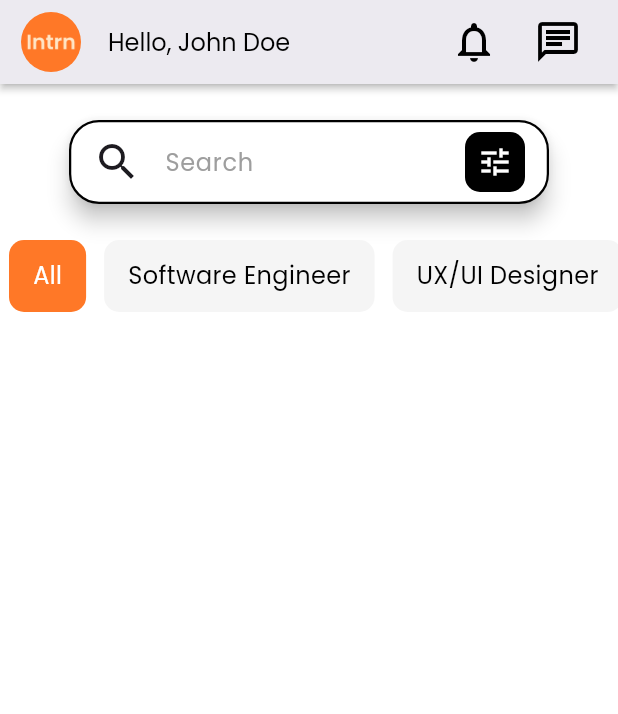
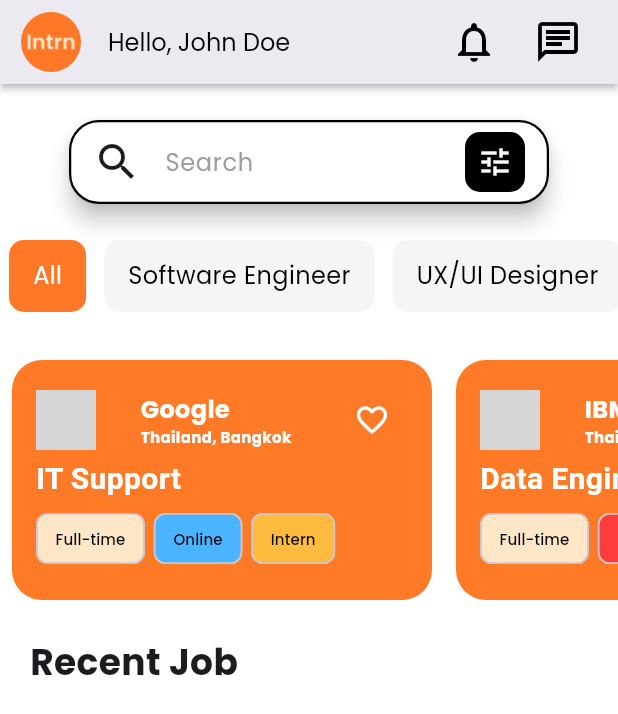
Before and after one commit to ZentryxTH/mobile-project, a Flutter app: the screen it shows after launch, on a phone screen of 412 x 824 dp. Shown: the top 714 px of the screen. Run offline on Flutter 3.47's test engine with Material 3 defaults, Android fonts, the phone set to English and light mode, and no system bars; grey boxes are pictures that could not be loaded.

Commit message:
Add JobCard

```diff
--- /dev/null
+++ b/intrn/lib/job_card.dart
@@ -0,0 +1,126 @@
+import 'package:flutter/material.dart';
+import 'package:intrn/job_card_list.dart';
+
+class JobCard extends StatefulWidget {
+  final JobCardList job;
+
+  const JobCard({super.key, required this.job});
+
+  @override
+  State<JobCard> createState() => _JobCardState();
+}
+
+class _JobCardState extends State<JobCard> {
+  @override
+  Widget build(BuildContext context) {
+    return Container(
+      width: 280,
+      height: 160,
+      margin: EdgeInsets.all(8),
+      padding: EdgeInsets.all(16),
+      decoration: BoxDecoration(
+        color: Color.fromARGB(255, 255, 122, 39),
+        borderRadius: BorderRadius.circular(20),
+      ),
+      child: Column(
+        crossAxisAlignment: CrossAxisAlignment.start,
+        children: [
+          Row(
+            mainAxisAlignment: MainAxisAlignment.spaceBetween,
+            children: [
+              Image.asset(
+                widget.job.companyLogo,width: 40, height: 40,
+                errorBuilder: (context, error, StackTrace) => Icon(Icons.business, size: 40, color: Colors.white),
+              ),
+              Column(
+                crossAxisAlignment: CrossAxisAlignment.start,
+                children: [
+                  Text(widget.job.companyName,
+                    style: TextStyle(
+                      fontFamily: "Poppins",
+                      fontSize: 16,
+                      fontWeight: FontWeight.bold,
+                      color: Colors.white,
+                    ),
+                  ),
+                  Text(
+                    "${widget.job.country}, ${widget.job.city}",
+                    style: TextStyle(
+                      fontFamily: "Poppins",
+                      fontSize: 10,
+                      fontWeight: FontWeight.bold,
+                      color: Colors.white,
+                    )
+                  ),
+                ],
+              ),
+              IconButton(
+                onPressed: ((){
+                  setState(() {
+                    widget.job.isFavorited = !widget.job.isFavorited;
+                  });
+                }),
+                icon: Icon
+                (
+                  widget.job.isFavorited ? Icons.favorite : Icons.favorite_border,
+                  color: widget.job.isFavorited ? Colors.red : Colors.white,
+                ),
+              ),
+            ],
+          ),
+          SizedBox(height: 1),
+          Text(
+            widget.job.jobRole,
+            style: const TextStyle(
+              fontWeight: FontWeight.bold,
+              fontSize: 20,
+              color: Colors.white,
+            ),
+          ),
+          SizedBox(height: 1),
+          Wrap(
+            spacing: 6,
+            children: widget.job.labels.map((label) {
+              return Chip(
+                label: Text(label,
+                  style: TextStyle(
+                    fontFamily: "Poppins",
+                    fontSize: 10,
+                    color: Colors.black,
+                  )
+                ),
+                backgroundColor: _getLabelColor(label),
+                padding: EdgeInsets.symmetric(horizontal: 4),
+              );
+            }).toList(),
+          ),
+        ],
+      ),
+    );
+  }
+}
+
+Color _getLabelColor(String label) {
+  switch (label) {
+    case "Full-time":
+      return Color.fromARGB(255, 255, 230, 199);
+    case "Online":
+      return Color.fromARGB(255, 75, 180, 255);
+    case "Intern":
+      return Color.fromARGB(255, 255, 187, 61);
+    case "Hybrid":
+      return Color.fromARGB(255, 255, 61, 61);
+    case "Senior":
+      return Color.fromARGB(255, 162, 255, 81);
+    case "Onsite":
+      return Color.fromARGB(255, 230, 230, 230);
+    case "Part-time":
+      return Color.fromARGB(255, 255, 199, 221);
+    case "Junior":
+      return Color.fromARGB(255, 208, 126, 255);
+    case "New-Grad":
+      return Color.fromARGB(255, 65, 97, 255);
+    default:
+      return Colors.black;
+  }
+}
--- /dev/null
+++ b/intrn/lib/job_card_list.dart
@@ -0,0 +1,97 @@
+class JobCardList {
+  String companyName;
+  String country;
+  String city;
+  String jobRole;
+  List<String> labels;
+  String companyLogo;
+  bool isFavorited;
+
+  JobCardList({
+    required this.companyName,
+    required this.country,
+    required this.city,
+    required this.jobRole,
+    required this.labels,
+    required this.companyLogo,
+    required this.isFavorited
+  });
+
+  static List<JobCardList> getJobList() {
+    List<JobCardList> jobList = [];
+
+    jobList.add(
+      JobCardList(
+        companyName: "Google",
+        country: "Thailand",
+        city: "Bangkok",
+        jobRole: "IT Support",
+        labels: ["Full-time", "Online", "Intern"],
+        companyLogo: "",
+        isFavorited: false
+      )
+    );
+
+    jobList.add(
+      JobCardList(
+        companyName: "IBM",
+        country: "Thailand",
+        city: "Bangkok",
+        jobRole: "Data Engineer",
+        labels: ["Full-time", "Hybrid", "Senior"],
+        companyLogo: "",
+        isFavorited: false
+      )
+    );
+
+    jobList.add(
+      JobCardList(
+        companyName: "Nike",
+        country: "USA",
+        city: "San Francisco",
+        jobRole: "Marketing",
+        labels: ["Full-time", "Hybrid", "Senior"],
+        companyLogo: "",
+        isFavorited: false
+      )
+    );
+
+    jobList.add(
+      JobCardList(
+        companyName: "Suki Teenoi",
+        country: "Thailand",
+        city: "Bangkok",
+        jobRole: "Cashier",
+        labels: ["Part-time", "Onsite", "Junior"],
+        companyLogo: "",
+        isFavorited: false
+      )
+    );
+
+    jobList.add(
+      JobCardList(
+        companyName: "Taobin",
+        country: "Thailand",
+        city: "Bangkok",
+        jobRole: "Software Developer",
+        labels: ["Full-time", "Hybrid", "Intern"],
+        companyLogo: "",
+        isFavorited: false
+      )
+    );
+
+     jobList.add(
+      JobCardList(
+        companyName: "Riot game",
+        country: "USA",
+        city: "Los Angeles",
+        jobRole: "Game Developer",
+        labels: ["Full-time", "Hybrid", "New-Grad"],
+        companyLogo: "",
+        isFavorited: false
+      )
+    );
+
+    return jobList;
+  }
+}
--- a/intrn/lib/pages/home_page.dart
+++ b/intrn/lib/pages/home_page.dart
@@ -1,5 +1,7 @@
 import 'package:flutter/material.dart';
 import 'package:intrn/category_filter.dart';
+import 'package:intrn/job_card_list.dart';
+import 'package:intrn/job_card.dart';
 
 class HomePage extends StatefulWidget {
   const HomePage({super.key});
@@ -39,7 +41,24 @@
           ),
           SizedBox(height: 16,),
           CategoryFilter(onCategorySelected: onCategorySelected),
-          const SizedBox(height: 20),
+          SizedBox(height: 16),
+          JobListView(),
+          SizedBox(height: 16),
+          Padding(
+            padding: const EdgeInsets.only(left: 20),
+            child: Row(
+              children: [
+                Text("Recent Job",
+                  style: TextStyle(
+                    fontFamily: "Poppins",
+                    fontSize: 24,
+                    fontWeight: FontWeight.bold
+                  ),
+                ),
+              ],
+            ),
+          ),
+          SizedBox(height: 16),
         ],
       )
     );
@@ -160,3 +179,19 @@
             );
   }
 }
+
+class JobListView extends StatelessWidget {
+  const JobListView({super.key});
+
+  @override
+  Widget build(BuildContext context) {
+    List<JobCardList> jobs = JobCardList.getJobList();
+
+    return SingleChildScrollView(
+      scrollDirection: Axis.horizontal,
+      child: Row(
+        children: jobs.map((job) => JobCard(job: job)).toList(),
+      ),
+    );
+ }
+}
```
